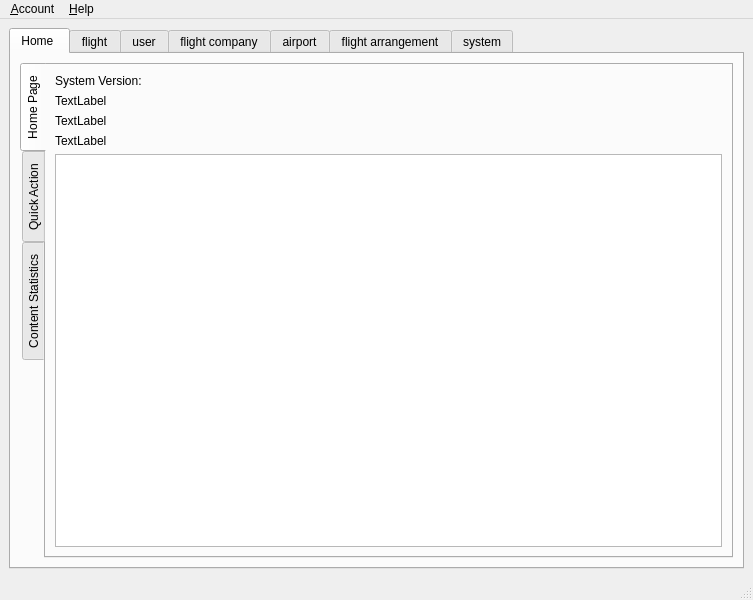
This is mainplatformwindow.ui in Aloereed/Flightman_Platform_DATA130039 as Qt 5 draws it before an edit. The edited form follows.
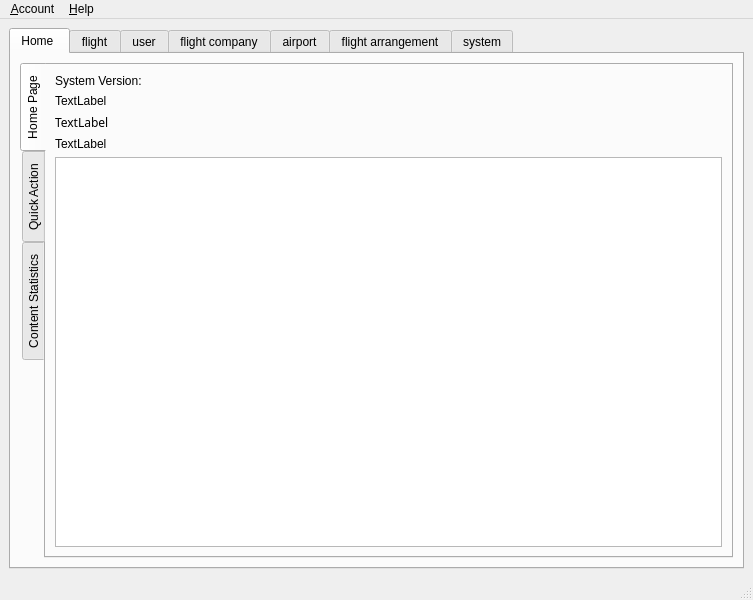
This is the edited form. The open tabs and pages were chosen to show the change.

What changed in the file:
```diff
--- a/mainplatformwindow.ui
+++ b/mainplatformwindow.ui
@@ -67,6 +67,11 @@
              </item>
              <item>
               <widget class="QLabel" name="label_3">
+               <property name="font">
+                <font>
+                 <family>.PingFang SC</family>
+                </font>
+               </property>
                <property name="text">
                 <string>TextLabel</string>
                </property>
```
Left out of the diff: 7 changed lines with no effect on the pictures.
